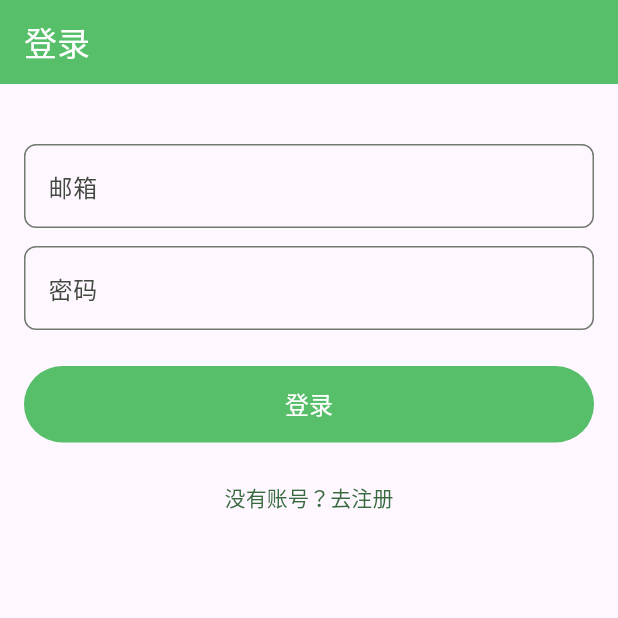
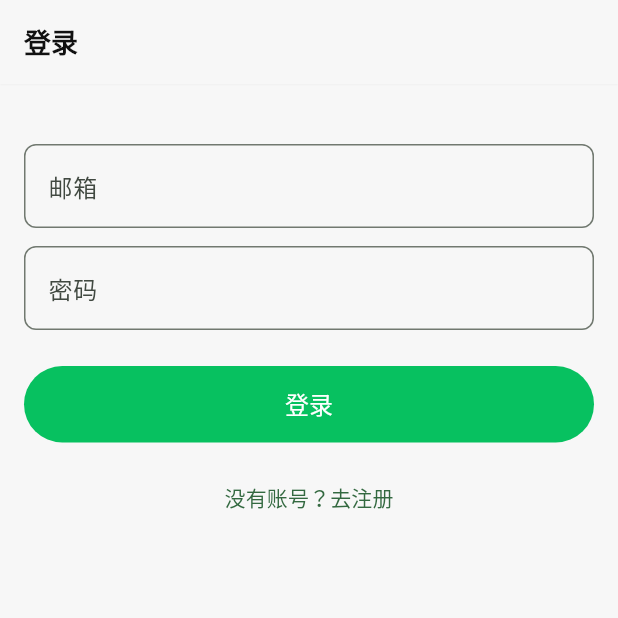
Before and after one commit to saberc8/alice, a Flutter app: the screen it shows after launch, on a phone screen of 412 x 824 dp, the top half of it. Run offline on Flutter 3.47's test engine with Material 3 defaults, Android fonts, the phone set to English and light mode, and no system bars; our stand-ins replace dio, shared_preferences.

Commit message:
feat: 添加 WeChat 风格的 UI 组件，包括 WeAppBar、WeCell、WeBadge 和 WeTabBar，更新主题颜色

```diff
--- a/client_flutter/lib/features/auth/login_page.dart
+++ b/client_flutter/lib/features/auth/login_page.dart
@@ -1,6 +1,7 @@
 import 'package:flutter/material.dart';
 import 'package:client_flutter/theme/app_theme.dart';
 import 'package:client_flutter/core/auth/auth_service.dart';
+import 'package:client_flutter/ui/we_appbar.dart';
 
 class LoginPage extends StatefulWidget {
   const LoginPage({super.key, required this.onLogin});
@@ -58,7 +59,7 @@ class _LoginPageState extends State<LoginPage> {
   @override
   Widget build(BuildContext context) {
     return Scaffold(
-      appBar: AppBar(title: Text(_isRegister ? '注册' : '登录')),
+      appBar: WeAppBar(title: _isRegister ? '注册' : '登录'),
       body: Padding(
         padding: const EdgeInsets.all(16.0),
         child: Form(
--- a/client_flutter/lib/main.dart
+++ b/client_flutter/lib/main.dart
@@ -42,6 +42,7 @@ class _MyAppState extends State<MyApp> {
     return MaterialApp(
       title: 'Alice Client',
       theme: AppTheme.light(),
+      debugShowCheckedModeBanner: false,
       onGenerateRoute: (settings) {
         if (settings.name == '/friend_profile') {
           final user = settings.arguments as Map<String, dynamic>;
--- a/client_flutter/lib/theme/app_theme.dart
+++ b/client_flutter/lib/theme/app_theme.dart
@@ -1,20 +1,24 @@
 import 'package:flutter/material.dart';
+import 'package:client_flutter/ui/we_colors.dart';
 
 // Global theme management with primary color #57be6a
 class AppTheme {
-  static const Color primary = Color(0xFF57BE6A);
-  static const Color primaryDark = Color(0xFF2E9B47);
-  static const Color primaryLight = Color(0xFFA6E0B7);
+  // Switch to WeChat brand color
+  static const Color primary = WeColors.brand;
+  static const Color primaryDark = WeColors.brandDark;
+  static const Color primaryLight = WeColors.brandLight;
 
   static ThemeData light() {
     final base = ThemeData.light(useMaterial3: true);
     return base.copyWith(
       colorScheme: ColorScheme.fromSeed(seedColor: primary),
       primaryColor: primary,
+      scaffoldBackgroundColor: WeColors.background,
       appBarTheme: const AppBarTheme(
-        backgroundColor: primary,
-        foregroundColor: Colors.white,
-        elevation: 0,
+        backgroundColor: Colors.white,
+        foregroundColor: WeColors.textPrimary,
+        elevation: 0.4,
+        surfaceTintColor: Colors.transparent,
       ),
       floatingActionButtonTheme: const FloatingActionButtonThemeData(
         backgroundColor: primary,
@@ -29,6 +33,7 @@ class AppTheme {
         selectedItemColor: primary,
         unselectedItemColor: Colors.grey,
         type: BottomNavigationBarType.fixed,
+        backgroundColor: Colors.white,
       ),
       inputDecorationTheme: InputDecorationTheme(
         border: OutlineInputBorder(borderRadius: BorderRadius.circular(8)),
--- /dev/null
+++ b/client_flutter/lib/ui/we_appbar.dart
@@ -0,0 +1,35 @@
+import 'package:flutter/material.dart';
+import 'we_colors.dart';
+
+/// A minimalist AppBar similar to WeChat
+class WeAppBar extends StatelessWidget implements PreferredSizeWidget {
+  const WeAppBar({super.key, required this.title, this.actions});
+  final String title;
+  final List<Widget>? actions;
+
+  @override
+  Size get preferredSize => const Size.fromHeight(kToolbarHeight);
+
+  @override
+  Widget build(BuildContext context) {
+    final bg = Theme.of(context).scaffoldBackgroundColor;
+    return AppBar(
+      centerTitle: false,
+      titleSpacing: 16,
+      backgroundColor: bg,
+      elevation: 0.4,
+      surfaceTintColor: Colors.transparent,
+      shadowColor: Colors.black12,
+      title: Text(
+        title,
+        style: const TextStyle(
+          color: WeColors.textPrimary,
+          fontWeight: FontWeight.w600,
+          fontSize: 18,
+        ),
+      ),
+      actions: actions,
+      iconTheme: const IconThemeData(color: WeColors.textPrimary),
+    );
+  }
+}
--- /dev/null
+++ b/client_flutter/lib/ui/we_colors.dart
@@ -0,0 +1,22 @@
+import 'package:flutter/material.dart';
+
+/// WeChat-like color definitions
+class WeColors {
+  /// WeChat brand green
+  static const Color brand = Color(0xFF07C160);
+  static const Color brandDark = Color(0xFF059748);
+  static const Color brandLight = Color(0xFFB6EBCB);
+
+  static const Color textPrimary = Color(0xFF111111);
+  static const Color textSecondary = Color(0xFF7F7F7F);
+  static const Color divider = Color(0xFFEFEFEF);
+  static const Color background = Color(0xFFF7F7F7);
+  static const Color cell = Colors.white;
+
+  /// Chat bubbles
+  static const Color bubbleMe = Color(0xFF95EC69);
+  static const Color bubbleOther = Color(0xFFEDEDED);
+
+  /// Badge red
+  static const Color badge = Color(0xFFFA5151);
+}
```
Also changed, not shown: client_flutter/lib/features/chat/chat_page.dart (+9 -5 lines), client_flutter/lib/features/home/home_tabs.dart (+140 -67 lines), client_flutter/lib/ui/we_badge.dart (added, +40 -0 lines), client_flutter/lib/ui/we_cell.dart (added, +68 -0 lines), client_flutter/lib/ui/we_tabbar.dart (added, +68 -0 lines).
